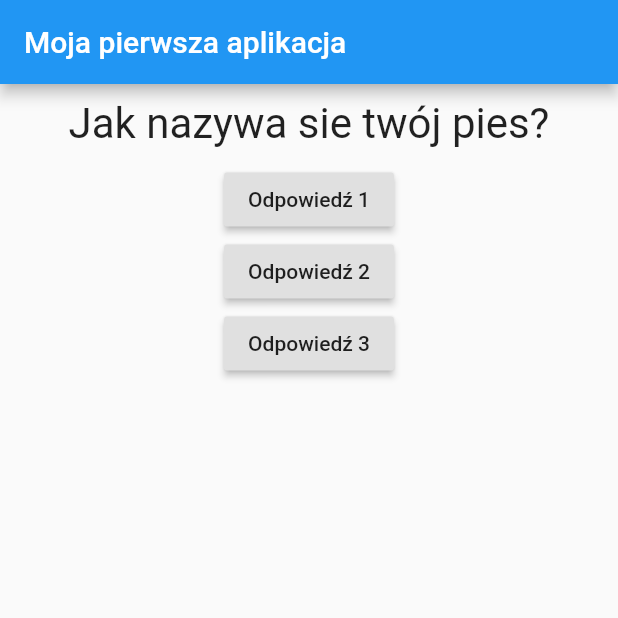
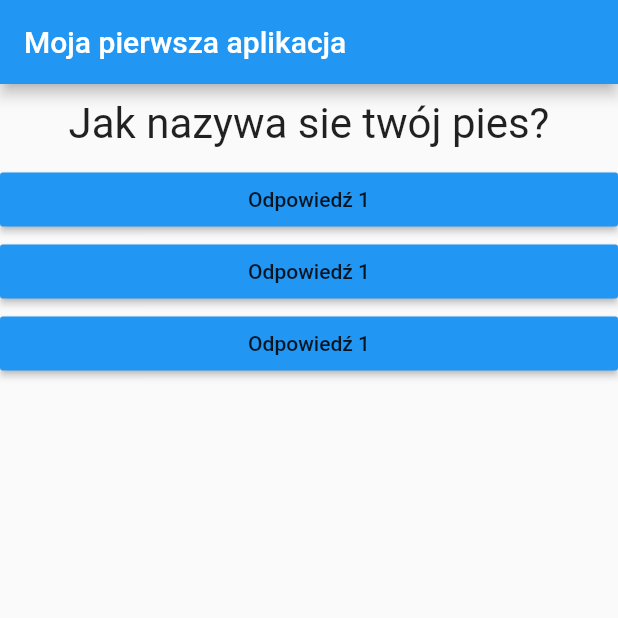
Before and after one commit to Piter98pl/QuizApp, a Flutter app: the screen it shows after launch, after a tap on "Odpowiedź 1", on a phone screen of 412 x 824 dp, the top half of it. Run offline on Flutter 3.47's test engine with Material 2 defaults, Android fonts, the phone set to English and light mode, and no system bars.

Commit message:
Added answer.dart file and styling to buttons

```diff
--- /dev/null
+++ b/lib/answer.dart
@@ -0,0 +1,19 @@
+import 'package:flutter/material.dart';
+
+class Answer extends StatelessWidget {
+  final Function selectHandler;
+
+  Answer(this.selectHandler);
+
+  @override
+  Widget build(BuildContext context) {
+    return Container(
+      width: double.infinity,
+      child: RaisedButton(
+        color: Colors.blue,
+        child: Text('Odpowiedź 1'),
+        onPressed: selectHandler,
+      ),
+    );
+  }
+}
--- a/lib/main.dart
+++ b/lib/main.dart
@@ -1,6 +1,7 @@
 import 'package:flutter/material.dart'; // it has built-in widgets also has a base class which allows us to create our own widgets
 
 import './question.dart'; //   ./  means look in the same folder as main.dart file
+import './answer.dart';
 
 void main() {
   //main is the function which is automatically executed when the app start in Flutter
@@ -50,22 +51,9 @@ class _MyFirstAppState extends State<MyFirstApp> {
             Question(
               questions[_questionIndex],
             ),
-            RaisedButton(
-              child: Text('Odpowiedź 1'),
-              onPressed: _answerQuestion,
-            ),
-            RaisedButton(
-              child: Text('Odpowiedź 2'),
-              onPressed: () => print(
-                  'Odpowiedź 2 została wybrana!'), //anonymous function doesn't has a name, it just has argument list and then function body
-            ),
-            RaisedButton(
-              child: Text('Odpowiedź 3'),
-              onPressed: () {
-                // some stuff
-                print('Wybrałeś 3 odpowiedź');
-              },
-            ),
+            Answer(_answerQuestion),
+            Answer(_answerQuestion),
+            Answer(_answerQuestion),
           ],
         ),
       ),
```
Also changed, not shown: 1 other file.
